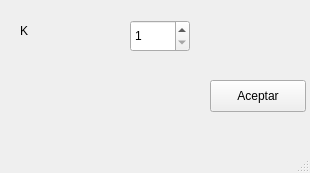
IgnacioSRL/OpenCV_ML_Tool, file src/gui/conf_knn.ui: the form before one commit.
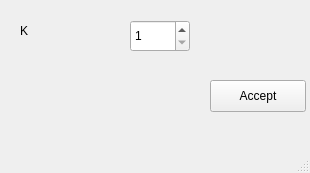
The form after the commit.

What changed in the file:
```diff
--- a/src/gui/conf_knn.ui
+++ b/src/gui/conf_knn.ui
@@ -59,7 +59,7 @@
      </rect>
     </property>
     <property name="text">
-     <string>Aceptar</string>
+     <string>Accept</string>
     </property>
    </widget>
   </widget>
```
Left out of the diff: 2 changed lines with no effect on the pictures.
